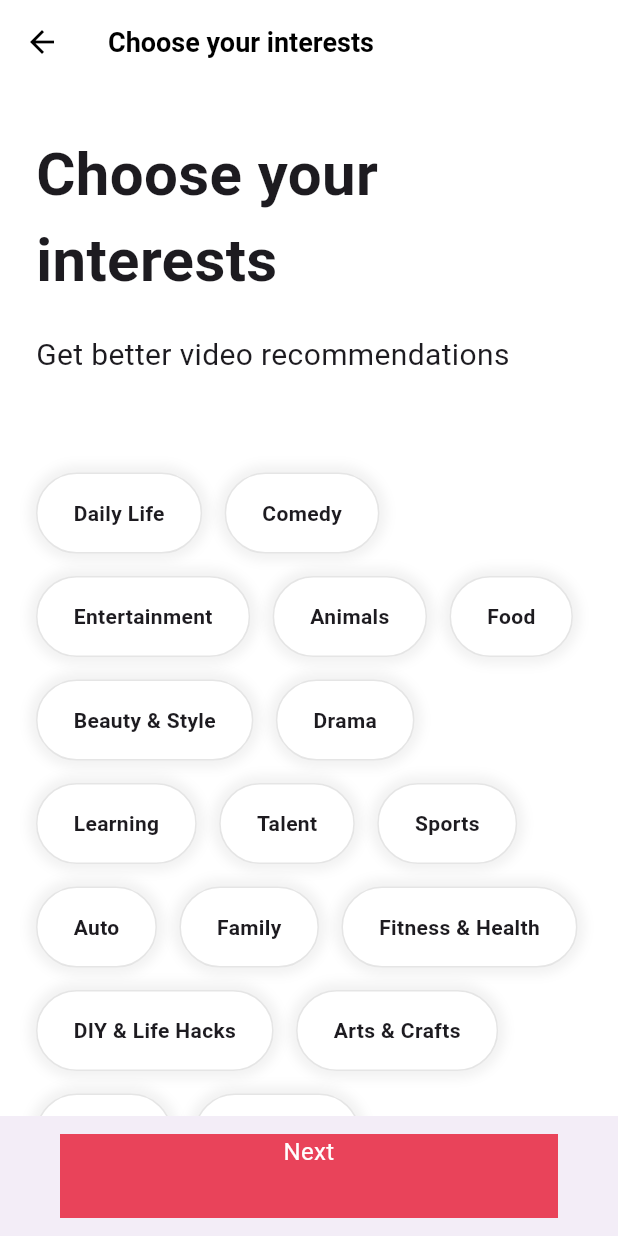
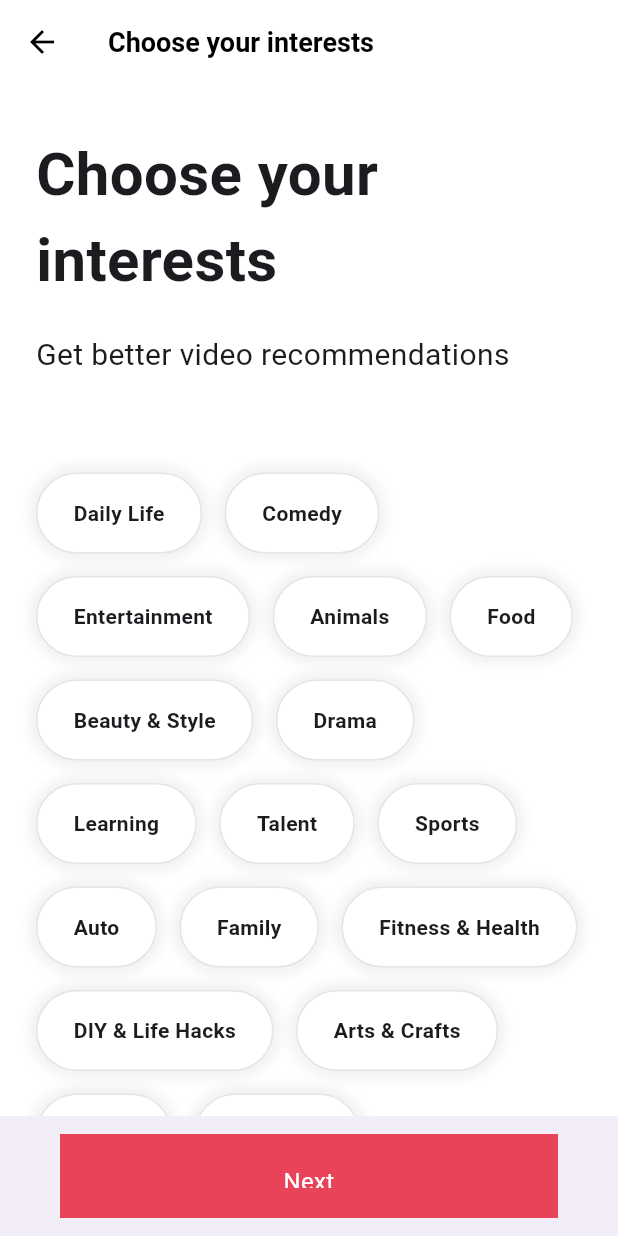
Before and after one commit to jon890/tiktok_clone, a Flutter app: the InterestsScreen screen opened directly, on a phone screen of 412 x 824 dp. Run offline on Flutter 3.47's test engine with Material 2 defaults, Android fonts, the phone set to English and light mode, and no system bars; our stand-ins replace font_awesome_flutter.

Commit message:
:lipstick: Button style 조정

```diff
--- a/lib/features/onboarding/interests_screen.dart
+++ b/lib/features/onboarding/interests_screen.dart
@@ -52,7 +52,8 @@ class InterestsScreen extends StatelessWidget {
       appBar: AppBar(title: const Text("Choose your interests")),
       body: SingleChildScrollView(
         child: Padding(
-          padding: const EdgeInsets.only(left: Sizes.size24, right: Sizes.size24, bottom: Sizes.size16),
+          padding: const EdgeInsets.only(
+              left: Sizes.size24, right: Sizes.size24, bottom: Sizes.size16),
           child: Column(
             crossAxisAlignment: CrossAxisAlignment.start,
             children: [
@@ -107,7 +108,7 @@ class InterestsScreen extends StatelessWidget {
               right: Sizes.size24),
           child: Container(
               decoration: BoxDecoration(color: Theme.of(context).primaryColor),
-              // padding: EdgeInsets.symmetric(vertical: Sizes.size20),
+              padding: const EdgeInsets.symmetric(vertical: Sizes.size20),
               child: const Text('Next',
                   textAlign: TextAlign.center,
                   style:
```
